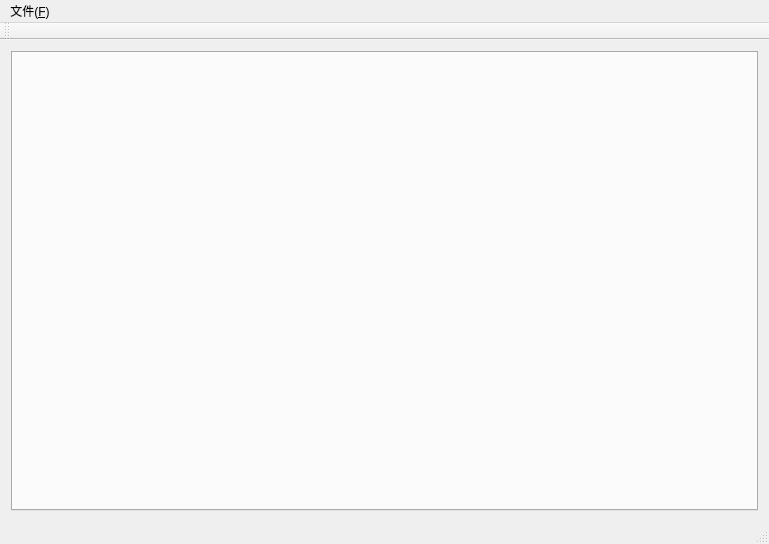
Qt form mainwindow.ui (jingzhonghui/Mynodepad2) before a commit.
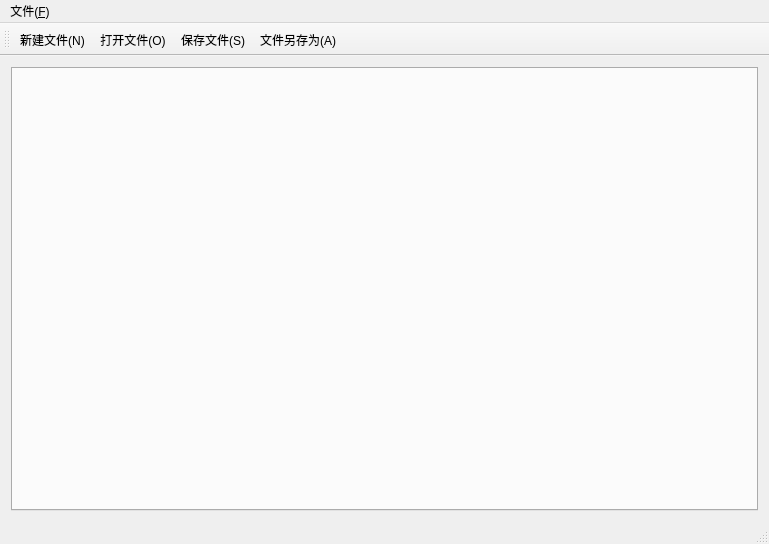
The same form after that commit. Icons and pictures are not drawn.

Diff of the .ui file:
```diff
--- a/mainwindow.ui
+++ b/mainwindow.ui
@@ -55,6 +55,10 @@
    <attribute name="toolBarBreak">
     <bool>false</bool>
    </attribute>
+   <addaction name="action_N"/>
+   <addaction name="action_O"/>
+   <addaction name="action_S"/>
+   <addaction name="action_A"/>
   </widget>
   <widget class="QStatusBar" name="statusBar"/>
   <action name="action_N">
```
Left out of the diff: 30 changed lines with no effect on the pictures.
